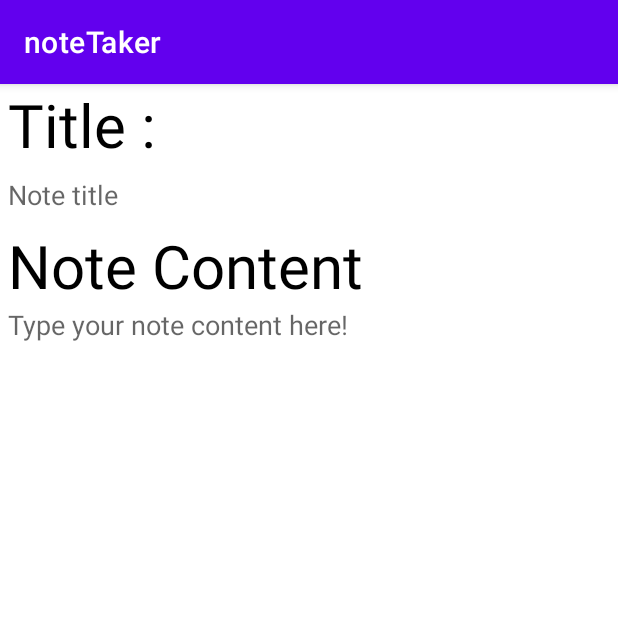
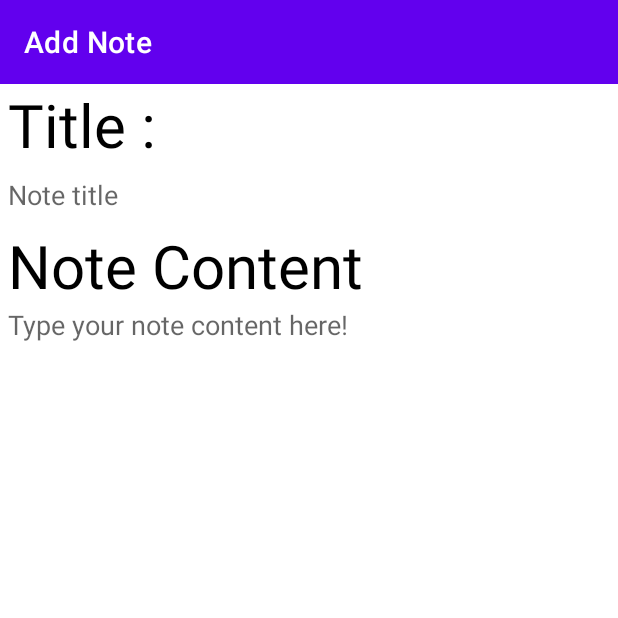
Before and after one commit to VictorDoom022/noteTakerApp, an Android app: the screen it shows after launch (AddNoteActivity), after a tap on an icon or button, on a phone screen of 412 x 824 dp, the top half of it. Run offline under Robolectric (Android 15) with nearby library versions, the phone set to English and light mode, and no system bars.

Commit message:
setup app bar

```diff
--- a/app/src/main/java/com/example/notetaker/AddNoteActivity.java
+++ b/app/src/main/java/com/example/notetaker/AddNoteActivity.java
@@ -1,6 +1,7 @@
 package com.example.notetaker;
 
 import androidx.appcompat.app.AppCompatActivity;
+import androidx.appcompat.widget.Toolbar;
 
 import android.content.Intent;
 import android.os.Bundle;
@@ -24,6 +25,10 @@ public class AddNoteActivity extends AppCompatActivity {
     protected void onCreate(Bundle savedInstanceState) {
         super.onCreate(savedInstanceState);
         setContentView(R.layout.activity_add_note);
+
+        Toolbar toolbar = findViewById(R.id.appBar);
+        setSupportActionBar(toolbar);
+        getSupportActionBar().setTitle("Add Note");
 
         DBController dbController = new DBController(getApplicationContext());
 
--- a/app/src/main/java/com/example/notetaker/EditNoteActivity.java
+++ b/app/src/main/java/com/example/notetaker/EditNoteActivity.java
@@ -1,6 +1,7 @@
 package com.example.notetaker;
 
 import androidx.appcompat.app.AppCompatActivity;
+import androidx.appcompat.widget.Toolbar;
 
 import android.content.Intent;
 import android.os.Bundle;
@@ -21,6 +22,10 @@ public class EditNoteActivity extends AppCompatActivity {
     protected void onCreate(Bundle savedInstanceState) {
         super.onCreate(savedInstanceState);
         setContentView(R.layout.activity_edit_note);
+
+        Toolbar toolbar = findViewById(R.id.appBar);
+        setSupportActionBar(toolbar);
+        getSupportActionBar().setTitle("Edit Note");
 
         Intent intent = getIntent();
         int noteID = intent.getIntExtra("NOTE_ID", 0);
--- a/app/src/main/java/com/example/notetaker/MainActivity.java
+++ b/app/src/main/java/com/example/notetaker/MainActivity.java
@@ -1,6 +1,7 @@
 package com.example.notetaker;
 
 import androidx.appcompat.app.AppCompatActivity;
+import androidx.appcompat.widget.Toolbar;
 import androidx.recyclerview.widget.LinearLayoutManager;
 import androidx.recyclerview.widget.RecyclerView;
 
@@ -31,6 +32,10 @@ public class MainActivity extends AppCompatActivity implements AdapterView.OnIte
     protected void onCreate(Bundle savedInstanceState) {
         super.onCreate(savedInstanceState);
         setContentView(R.layout.activity_main);
+
+        Toolbar toolbar = findViewById(R.id.appBar);
+        setSupportActionBar(toolbar);
+        getSupportActionBar().setTitle(R.string.app_name);
 
         addNoteFloatingActionButton = findViewById(R.id.addNoteFloatingButton);
         spinnerSortTitle = findViewById(R.id.sortTitleSpinner);
--- a/app/src/main/res/layout/activity_add_note.xml
+++ b/app/src/main/res/layout/activity_add_note.xml
@@ -7,11 +7,15 @@
     tools:context=".AddNoteActivity"
     android:orientation="vertical">
 
+    <include
+        layout="@layout/app_bar"
+        android:id="@+id/appBar"/>
+
     <TextView
         android:id="@+id/titleText"
         android:layout_width="match_parent"
         android:layout_height="wrap_content"
-        android:layout_alignParentTop="true"
+        android:layout_below="@+id/appBar"
         android:text="Title :"
         android:textSize="40sp"
         android:layout_marginHorizontal="5dp"/>
--- a/app/src/main/res/layout/activity_edit_note.xml
+++ b/app/src/main/res/layout/activity_edit_note.xml
@@ -8,11 +8,15 @@
     tools:context=".EditNoteActivity"
     android:orientation="vertical">
 
+    <include
+        layout="@layout/app_bar"
+        android:id="@+id/appBar"/>
+
     <TextView
         android:id="@+id/editNoteTitleText"
         android:layout_width="match_parent"
         android:layout_height="wrap_content"
-        android:layout_alignParentTop="true"
+        android:layout_below="@+id/appBar"
         android:text="Title :"
         android:textSize="40sp"
         android:layout_marginHorizontal="5dp"/>
--- a/app/src/main/res/layout/activity_main.xml
+++ b/app/src/main/res/layout/activity_main.xml
@@ -7,10 +7,15 @@
     android:layout_height="match_parent"
     tools:context=".MainActivity">
 
+    <include
+        layout="@layout/app_bar"
+        android:id="@+id/appBar"/>
+
     <androidx.appcompat.widget.LinearLayoutCompat
         android:id="@+id/sortTitleLayout"
         android:layout_width="match_parent"
         android:layout_height="wrap_content"
+        android:layout_below="@+id/appBar"
         android:padding="8dp">
 
         <TextView
--- /dev/null
+++ b/app/src/main/res/layout/app_bar.xml
@@ -0,0 +1,13 @@
+<?xml version="1.0" encoding="utf-8"?>
+<androidx.appcompat.widget.Toolbar xmlns:android="http://schemas.android.com/apk/res/android"
+    xmlns:app="http://schemas.android.com/apk/res-auto"
+    android:orientation="vertical"
+    android:layout_width="match_parent"
+    android:layout_height="wrap_content"
+    android:id="@+id/appBar"
+    android:background="@color/purple_500"
+    android:theme="@style/ThemeOverlay.AppCompat.Dark.ActionBar"
+    app:popupTheme="@style/Theme.NoteTaker">
+
+
+</androidx.appcompat.widget.Toolbar>
--- a/app/src/main/res/values-night/themes.xml
+++ b/app/src/main/res/values-night/themes.xml
@@ -1,6 +1,6 @@
 <resources xmlns:tools="http://schemas.android.com/tools">
     <!-- Base application theme. -->
-    <style name="Theme.NoteTaker" parent="Theme.MaterialComponents.DayNight.DarkActionBar">
+    <style name="Theme.NoteTaker" parent="Theme.MaterialComponents.DayNight.NoActionBar">
         <!-- Primary brand color. -->
         <item name="colorPrimary">@color/purple_200</item>
         <item name="colorPrimaryVariant">@color/purple_700</item>
--- a/app/src/main/res/values/themes.xml
+++ b/app/src/main/res/values/themes.xml
@@ -1,6 +1,6 @@
 <resources xmlns:tools="http://schemas.android.com/tools">
     <!-- Base application theme. -->
-    <style name="Theme.NoteTaker" parent="Theme.MaterialComponents.DayNight.DarkActionBar">
+    <style name="Theme.NoteTaker" parent="Theme.MaterialComponents.DayNight.NoActionBar">
         <!-- Primary brand color. -->
         <item name="colorPrimary">@color/purple_500</item>
         <item name="colorPrimaryVariant">@color/purple_700</item>
```
